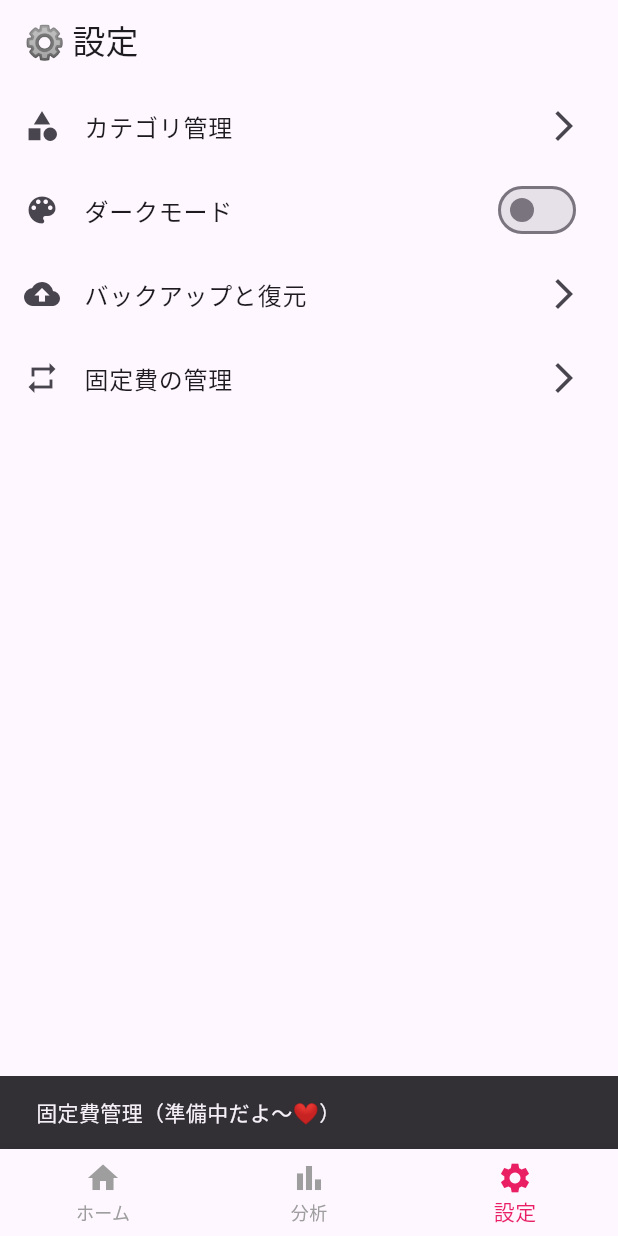
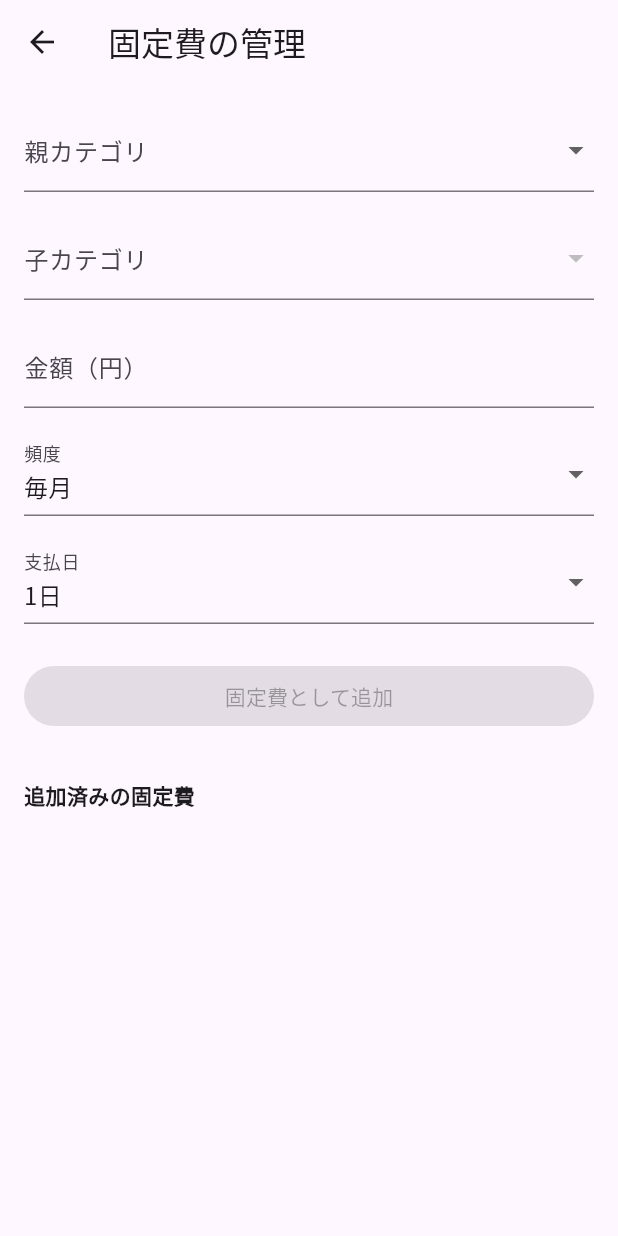
Before and after one commit to totoro1116/kakeibo, a Flutter app: the screen it shows after launch, item 3 of the bottom bar chosen, after a tap on "固定費の管理", on a phone screen of 412 x 824 dp. Run offline on Flutter 3.47's test engine with Material 3 defaults, Android fonts, the phone set to English and light mode, and no system bars; our stand-ins replace pie_chart, shared_preferences.

Commit message:
固定費途中

```diff
--- a/lib/category_manager.dart
+++ b/lib/category_manager.dart
@@ -1,5 +1,5 @@
 import 'package:flutter/material.dart';
-import 'utils/category_utils.dart'; // ← 先ほど作ったユーティリティをimport
+import 'utils/category_utils.dart';
 
 class CategoryManagerScreen extends StatefulWidget {
   @override
--- /dev/null
+++ b/lib/fixed_cost_manager.dart
@@ -0,0 +1,201 @@
+import 'package:flutter/material.dart';
+import 'utils/category_utils.dart'; // カテゴリ読み書き
+import 'utils/fixed_cost_utils.dart'; // 固定費読み書き
+
+enum FixedFrequency { monthly, halfYearly, yearly }
+
+class FixedCostManagerScreen extends StatefulWidget {
+  const FixedCostManagerScreen({super.key});
+
+  @override
+  State<FixedCostManagerScreen> createState() => _FixedCostManagerScreenState();
+}
+
+class _FixedCostManagerScreenState extends State<FixedCostManagerScreen> {
+  Map<String, List<String>> categoryMap = {};
+  String? selectedParent;
+  String? selectedChild;
+  FixedFrequency frequency = FixedFrequency.monthly;
+  int payDay = 1;
+
+  List<Map<String, dynamic>> fixedCosts = [];
+
+  List<int> get selectableDays => List.generate(28, (i) => i + 1);
+
+  final TextEditingController amountController = TextEditingController();
+
+  @override
+  void initState() {
+    super.initState();
+    _loadCategories();
+    _loadFixedCosts();
+  }
+
+  Future<void> _loadCategories() async {
+    final loaded = await loadCategories();
+    setState(() {
+      categoryMap = loaded;
+      selectedParent = null;
+      selectedChild = null;
+    });
+  }
+
+  Future<void> _loadFixedCosts() async {
+    final loaded = await loadFixedCosts();
+    setState(() {
+      fixedCosts = loaded;
+    });
+  }
+
+  Future<void> _saveFixedCosts() async {
+    await saveFixedCosts(fixedCosts);
+  }
+
+  @override
+  Widget build(BuildContext context) {
+    return Scaffold(
+      appBar: AppBar(title: Text('固定費の管理')),
+      body: Padding(
+        padding: const EdgeInsets.all(16),
+        child: Column(
+          crossAxisAlignment: CrossAxisAlignment.start,
+          children: [
+            // 親カテゴリ選択
+            DropdownButtonFormField<String>(
+              decoration: InputDecoration(labelText: '親カテゴリ'),
+              value: selectedParent,
+              items: categoryMap.keys
+                  .map((e) => DropdownMenuItem(value: e, child: Text(e)))
+                  .toList(),
+              onChanged: (val) {
+                setState(() {
+                  selectedParent = val;
+                  selectedChild = null;
+                });
+              },
+            ),
+            SizedBox(height: 16),
+            // 子カテゴリ選択
+            DropdownButtonFormField<String>(
+              decoration: InputDecoration(labelText: '子カテゴリ'),
+              value: selectedChild,
+              items: (selectedParent == null)
+                  ? []
+                  : categoryMap[selectedParent]!
+                      .map((sub) =>
+                          DropdownMenuItem(value: sub, child: Text(sub)))
+                      .toList(),
+              onChanged: (val) {
+                setState(() {
+                  selectedChild = val;
+                });
+              },
+            ),
+            SizedBox(height: 16),
+            TextField(
+              controller: amountController,
+              keyboardType: TextInputType.number,
+              decoration: InputDecoration(labelText: '金額（円）'),
+            ),
+            SizedBox(height: 16),
+            // 頻度
+            DropdownButtonFormField<FixedFrequency>(
+              decoration: InputDecoration(labelText: '頻度'),
+              value: frequency,
+              items: [
+                DropdownMenuItem(
+                    value: FixedFrequency.monthly, child: Text('毎月')),
+                DropdownMenuItem(
+                    value: FixedFrequency.halfYearly, child: Text('半年ごと')),
+                DropdownMenuItem(
+                    value: FixedFrequency.yearly, child: Text('年ごと')),
+              ],
+              onChanged: (val) => setState(() {
+                if (val != null) frequency = val;
+              }),
+            ),
+            SizedBox(height: 16),
+            // 支払日
+            DropdownButtonFormField<int>(
+              decoration: InputDecoration(labelText: '支払日'),
+              value: payDay,
+              items: selectableDays
+                  .map((d) => DropdownMenuItem(value: d, child: Text('$d日')))
+                  .toList(),
+              onChanged: (val) => setState(() {
+                if (val != null) payDay = val;
+              }),
+            ),
+            SizedBox(height: 24),
+            // 追加ボタン
+            SizedBox(
+              width: double.infinity,
+              child: ElevatedButton(
+                onPressed: (selectedParent != null && selectedChild != null)
+                    ? () async {
+                        setState(() {
+                          fixedCosts.add({
+                            'parent': selectedParent!,
+                            'child': selectedChild!,
+                            'frequency': frequency.toString(),
+                            'payDay': payDay,
+                            'amount': amountController.text,
+                          });
+                        });
+                        await _saveFixedCosts(); // 保存
+                        ScaffoldMessenger.of(context).showSnackBar(
+                          SnackBar(content: Text('固定費として追加したよ❤')),
+                        );
+                      }
+                    : null,
+                child: Text('固定費として追加'),
+              ),
+            ),
+            SizedBox(height: 32),
+            Text('追加済みの固定費', style: TextStyle(fontWeight: FontWeight.bold)),
+            SizedBox(height: 8),
+            Expanded(
+              child: ListView.builder(
+                itemCount: fixedCosts.length,
+                itemBuilder: (context, idx) {
+                  final cost = fixedCosts[idx];
+                  return Card(
+                    color: Colors.pink.shade50, // 色付き
+                    child: ListTile(
+                      title: Text(
+                          '${cost['parent']} > ${cost['child']}（¥${cost['amount']}）'),
+                      subtitle: Text(
+                          '頻度: ${_freqToStr(cost['frequency'])} / 支払日: ${cost['payDay']}日'),
+                      trailing: IconButton(
+                        icon: Icon(Icons.delete, color: Colors.red),
+                        onPressed: () async {
+                          setState(() {
+                            fixedCosts.removeAt(idx);
+                          });
+                          await _saveFixedCosts(); // 削除も保存！
+                        },
+                      ),
+                    ),
+                  );
+                },
+              ),
+            )
+          ],
+        ),
+      ),
+    );
+  }
+
+  String _freqToStr(String f) {
+    switch (f) {
+      case 'FixedFrequency.monthly':
+        return '毎月';
+      case 'FixedFrequency.halfYearly':
+        return '半年ごと';
+      case 'FixedFrequency.yearly':
+        return '年ごと';
+      default:
+        return '';
+    }
+  }
+}
--- a/lib/main.dart
+++ b/lib/main.dart
@@ -6,6 +6,7 @@ import 'setting_screen.dart';
 import 'package:koko_kakeibo/utils/category_utils.dart';
 import 'package:provider/provider.dart';
 import 'package:koko_kakeibo/utils/theme_notifier.dart';
+import 'utils/fixed_cost_utils.dart';
 
 Future<void> main() async {
   // ★ Flutter を async で使うときはコレが必須！
@@ -276,12 +277,26 @@ class _HomeContentState extends State<HomeContent> {
 
   List<Map<String, dynamic>> expenses = [];
   DateTime selectedDate = DateTime.now();
+  List<Map<String, dynamic>> fixedCosts = [];
 
   @override
   void initState() {
     super.initState();
     _loadCategories();
     loadExpenses();
+    _loadFixedCosts();
+  }
+
+  bool isFixedCost(String category, String subcategory) {
+    return fixedCosts.any((fixed) =>
+        fixed['parent'] == category && fixed['child'] == subcategory);
+  }
+
+  Future<void> _loadFixedCosts() async {
+    final list = await loadFixedCosts(); // fixed_cost_utils.dartの関数
+    setState(() {
+      fixedCosts = list;
+    });
   }
 
   /// SharedPreferences からカテゴリを読み込んで state に反映
@@ -484,6 +499,10 @@ class _HomeContentState extends State<HomeContent> {
                     child: Icon(Icons.delete, color: Colors.white),
                   ),
                   child: ListTile(
+                    tileColor:
+                        isFixedCost(item['category'], item['subcategory'])
+                            ? Colors.pink.shade50 // 固定費ならピンク背景
+                            : null, // それ以外はデフォルト
                     title: Text(
                         "¥${item['amount']} - ${item['category']} > ${item['subcategory']}"),
                     subtitle: Text(dateStr),
--- a/lib/setting_screen.dart
+++ b/lib/setting_screen.dart
@@ -2,6 +2,7 @@ import 'package:flutter/material.dart';
 import 'package:provider/provider.dart';
 import 'package:koko_kakeibo/utils/theme_notifier.dart';
 import 'category_manager.dart';
+import 'fixed_cost_manager.dart';
 
 class SettingScreen extends StatelessWidget {
   const SettingScreen({super.key});
@@ -61,8 +62,11 @@ class SettingScreen extends StatelessWidget {
             title: Text('固定費の管理'),
             trailing: Icon(Icons.arrow_forward_ios),
             onTap: () {
-              ScaffoldMessenger.of(context).showSnackBar(
-                SnackBar(content: Text('固定費管理（準備中だよ〜❤）')),
+              Navigator.push(
+                context,
+                MaterialPageRoute(
+                  builder: (context) => FixedCostManagerScreen(), // ←ここで画面へ遷移
+                ),
               );
             },
           ),
--- /dev/null
+++ b/lib/utils/fixed_cost_utils.dart
@@ -0,0 +1,20 @@
+import 'dart:convert';
+import 'package:shared_preferences/shared_preferences.dart';
+
+/// 固定費リスト保存
+Future<void> saveFixedCosts(List<Map<String, dynamic>> fixedCosts) async {
+  final prefs = await SharedPreferences.getInstance();
+  await prefs.setString('fixed_costs', jsonEncode(fixedCosts));
+}
+
+/// 固定費リスト読み込み
+Future<List<Map<String, dynamic>>> loadFixedCosts() async {
+  final prefs = await SharedPreferences.getInstance();
+  final raw = prefs.getString('fixed_costs');
+  if (raw == null) return [];
+  final decoded = jsonDecode(raw) as List;
+  // Map<String, dynamic>型に変換
+  return decoded
+      .map<Map<String, dynamic>>((e) => Map<String, dynamic>.from(e))
+      .toList();
+}
```
